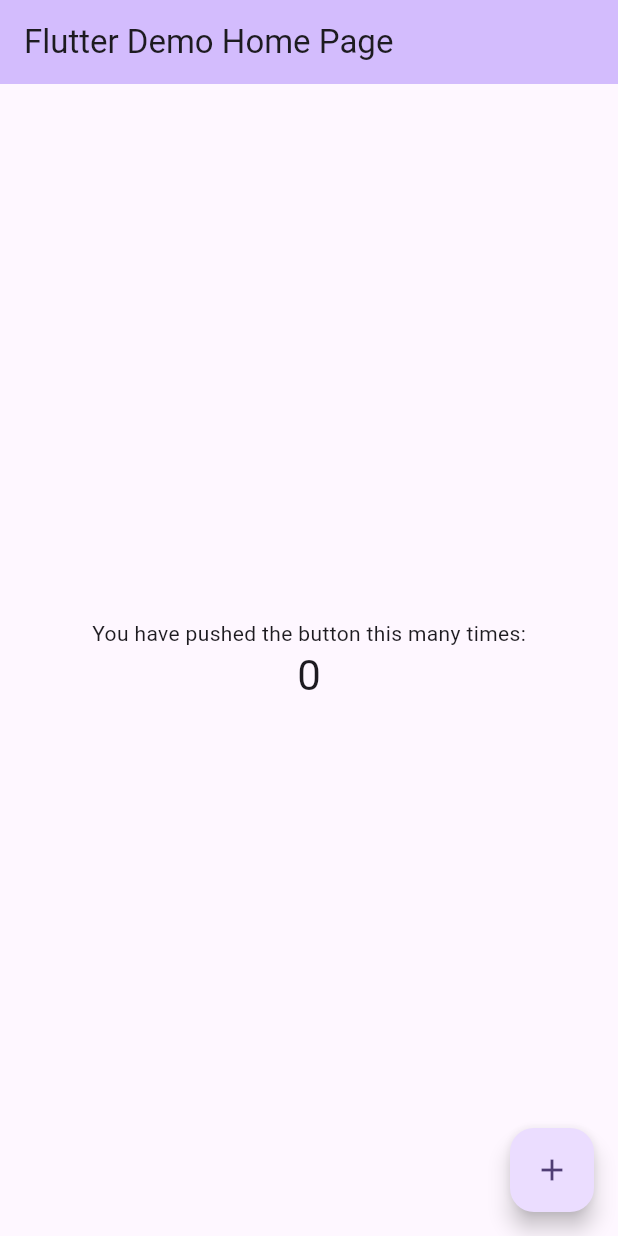
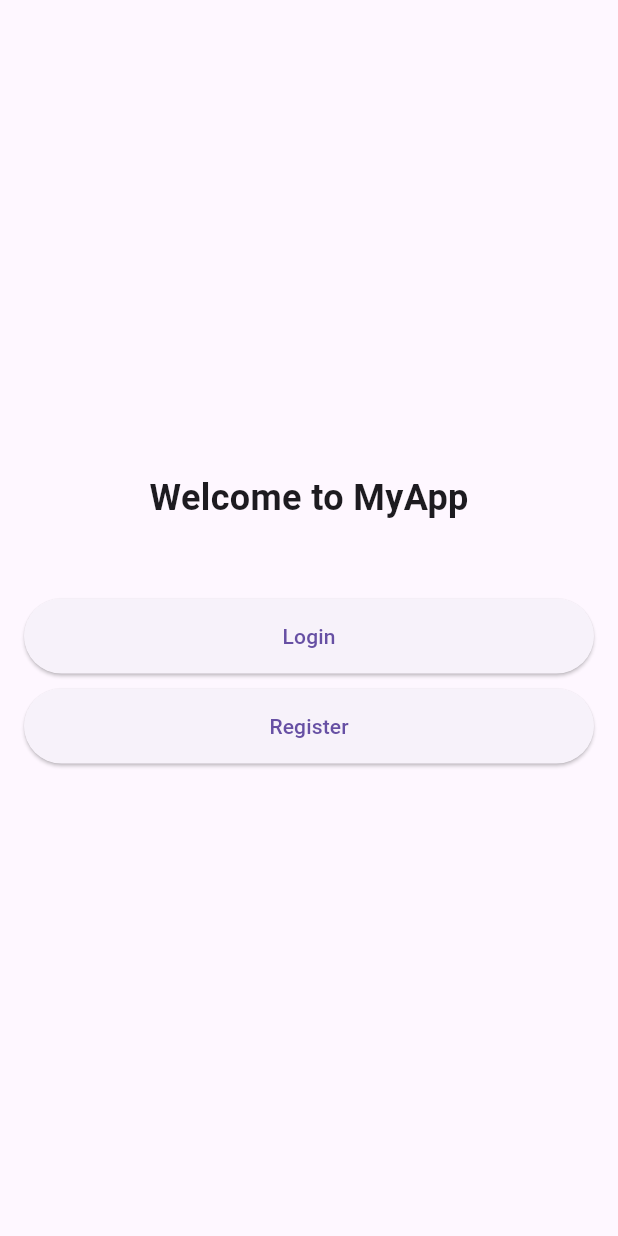
Before and after one commit to sedress/biblioteca_libros, a Flutter app: the screen it shows after launch, on a phone screen of 412 x 824 dp. Run offline on Flutter 3.47's test engine with Material 3 defaults, Android fonts, the light colour scheme and no system bars; our stand-ins replace sqflite; accounts and stored records are empty.

Commit message:
se agrego el sistema de login, la pantalla de inicio, y la base de datos con el register y login funcional.

```diff
--- a/lib/main.dart
+++ b/lib/main.dart
@@ -1,125 +1,25 @@
 import 'package:flutter/material.dart';
+import 'package:biblioteca_libros/screens/login_screen.dart';
+import 'package:biblioteca_libros/screens/register_screen.dart';
+import 'package:biblioteca_libros/screens/home_screen.dart';
+import 'package:biblioteca_libros/screens/welcome_screen.dart';
 
 void main() {
-  runApp(const MyApp());
+  runApp(MyApp());
 }
 
 class MyApp extends StatelessWidget {
-  const MyApp({super.key});
-
-  // This widget is the root of your application.
   @override
   Widget build(BuildContext context) {
     return MaterialApp(
-      title: 'Flutter Demo',
-      theme: ThemeData(
-        // This is the theme of your application.
-        //
-        // TRY THIS: Try running your application with "flutter run". You'll see
-        // the application has a purple toolbar. Then, without quitting the app,
-        // try changing the seedColor in the colorScheme below to Colors.green
-        // and then invoke "hot reload" (save your changes or press the "hot
-        // reload" button in a Flutter-supported IDE, or press "r" if you used
-        // the command line to start the app).
-        //
-        // Notice that the counter didn't reset back to zero; the application
-        // state is not lost during the reload. To reset the state, use hot
-        // restart instead.
-        //
-        // This works for code too, not just values: Most code changes can be
-        // tested with just a hot reload.
-        colorScheme: ColorScheme.fromSeed(seedColor: Colors.deepPurple),
-        useMaterial3: true,
-      ),
-      home: const MyHomePage(title: 'Flutter Demo Home Page'),
+      title: 'Flutter Login',
+      initialRoute: '/welcome',
+      routes: {
+        '/welcome': (context) => WelcomeScreen(),
+        '/register': (context) => RegisterScreen(),
+        '/login': (context) => LoginScreen(),
+        '/home': (context) => HomeScreen(),
+      },
     );
   }
 }
-
-class MyHomePage extends StatefulWidget {
-  const MyHomePage({super.key, required this.title});
-
-  // This widget is the home page of your application. It is stateful, meaning
-  // that it has a State object (defined below) that contains fields that affect
-  // how it looks.
-
-  // This class is the configuration for the state. It holds the values (in this
-  // case the title) provided by the parent (in this case the App widget) and
-  // used by the build method of the State. Fields in a Widget subclass are
-  // always marked "final".
-
-  final String title;
-
-  @override
-  State<MyHomePage> createState() => _MyHomePageState();
-}
-
-class _MyHomePageState extends State<MyHomePage> {
-  int _counter = 0;
-
-  void _incrementCounter() {
-    setState(() {
-      // This call to setState tells the Flutter framework that something has
-      // changed in this State, which causes it to rerun the build method below
-      // so that the display can reflect the updated values. If we changed
-      // _counter without calling setState(), then the build method would not be
-      // called again, and so nothing would appear to happen.
-      _counter++;
-    });
-  }
-
-  @override
-  Widget build(BuildContext context) {
-    // This method is rerun every time setState is called, for instance as done
-    // by the _incrementCounter method above.
-    //
-    // The Flutter framework has been optimized to make rerunning build methods
-    // fast, so that you can just rebuild anything that needs updating rather
-    // than having to individually change instances of widgets.
-    return Scaffold(
-      appBar: AppBar(
-        // TRY THIS: Try changing the color here to a specific color (to
-        // Colors.amber, perhaps?) and trigger a hot reload to see the AppBar
-        // change color while the other colors stay the same.
-        backgroundColor: Theme.of(context).colorScheme.inversePrimary,
-        // Here we take the value from the MyHomePage object that was created by
-        // the App.build method, and use it to set our appbar title.
-        title: Text(widget.title),
-      ),
-      body: Center(
-        // Center is a layout widget. It takes a single child and positions it
-        // in the middle of the parent.
-        child: Column(
-          // Column is also a layout widget. It takes a list of children and
-          // arranges them vertically. By default, it sizes itself to fit its
-          // children horizontally, and tries to be as tall as its parent.
-          //
-          // Column has various properties to control how it sizes itself and
-          // how it positions its children. Here we use mainAxisAlignment to
-          // center the children vertically; the main axis here is the vertical
-          // axis because Columns are vertical (the cross axis would be
-          // horizontal).
-          //
-          // TRY THIS: Invoke "debug painting" (choose the "Toggle Debug Paint"
-          // action in the IDE, or press "p" in the console), to see the
-          // wireframe for each widget.
-          mainAxisAlignment: MainAxisAlignment.center,
-          children: <Widget>[
-            const Text(
-              'You have pushed the button this many times:',
-            ),
-            Text(
-              '$_counter',
-              style: Theme.of(context).textTheme.headlineMedium,
-            ),
-          ],
-        ),
-      ),
-      floatingActionButton: FloatingActionButton(
-        onPressed: _incrementCounter,
-        tooltip: 'Increment',
-        child: const Icon(Icons.add),
-      ), // This trailing comma makes auto-formatting nicer for build methods.
-    );
-  }
-}
--- /dev/null
+++ b/lib/screens/home_screen.dart
@@ -0,0 +1,15 @@
+import 'package:flutter/material.dart';
+
+class HomeScreen extends StatelessWidget {
+  @override
+  Widget build(BuildContext context) {
+    return Scaffold(
+      appBar: AppBar(
+        title: Text('Home'),
+      ),
+      body: Center(
+        child: Text('Welcome to the home page!'),
+      ),
+    );
+  }
+}
--- /dev/null
+++ b/lib/screens/welcome_screen.dart
@@ -0,0 +1,42 @@
+import 'package:flutter/material.dart';
+
+class WelcomeScreen extends StatelessWidget {
+  @override
+  Widget build(BuildContext context) {
+    return Scaffold(
+      body: Container(
+        width: double.infinity,
+        padding: const EdgeInsets.all(16.0),
+        child: Column(
+          mainAxisAlignment: MainAxisAlignment.center,
+          children: <Widget>[
+            Text(
+              'Welcome to MyApp',
+              style: TextStyle(fontSize: 24, fontWeight: FontWeight.bold),
+            ),
+            SizedBox(height: 50),
+            ElevatedButton(
+              onPressed: () {
+                Navigator.pushNamed(context, '/login');
+              },
+              child: Text('Login'),
+              style: ElevatedButton.styleFrom(
+                minimumSize: Size(double.infinity, 50),
+              ),
+            ),
+            SizedBox(height: 10),
+            ElevatedButton(
+              onPressed: () {
+                Navigator.pushNamed(context, '/register');
+              },
+              child: Text('Register'),
+              style: ElevatedButton.styleFrom(
+                minimumSize: Size(double.infinity, 50),
+              ),
+            ),
+          ],
+        ),
+      ),
+    );
+  }
+}
```
Also changed, not shown: lib/database/db_helper.dart (added, +54 -0 lines), lib/screens/login_screen.dart (added, +58 -0 lines), lib/screens/register_screen.dart (added, +70 -0 lines), pubspec.yaml (+5 -2 lines), lib/models/book.dart (added), lib/models/user.dart (added), pubspec.lock, 6 other files.
